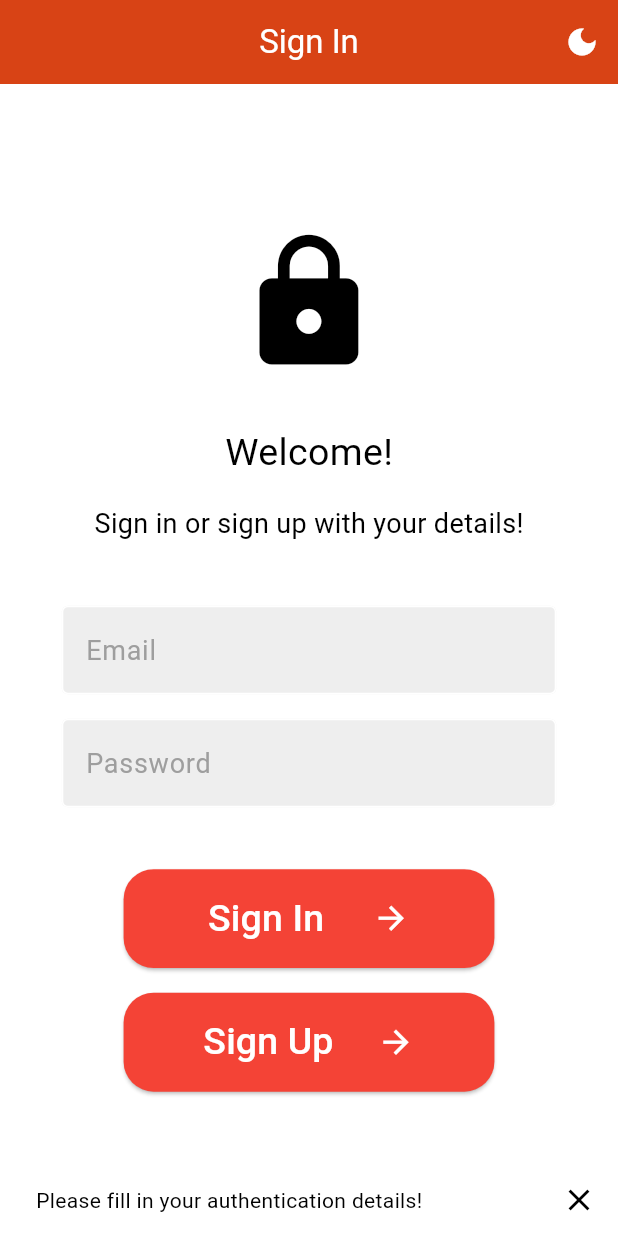
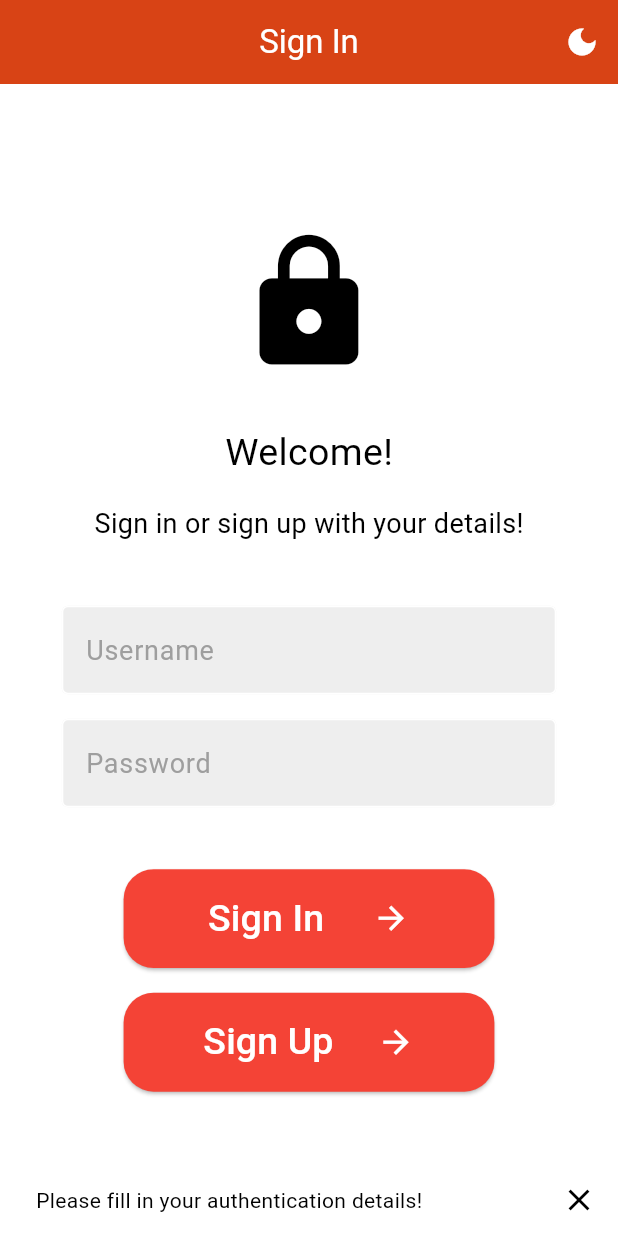
Before and after one commit to Krystizz/Calculator-App-DevSoc, a Flutter app: the screen it shows after launch, after a tap on "Sign In", on a phone screen of 412 x 824 dp. Run offline on Flutter 3.47's test engine with Material 3 defaults, Android fonts, the phone set to English and light mode, and no system bars; our stand-ins replace cloud_firestore, decimal, firebase_auth, firebase_core; accounts and stored records are empty; generated files the repository leaves out were written again.

```diff
--- a/lib/auth/login.dart
+++ b/lib/auth/login.dart
@@ -1,7 +1,7 @@
 import 'package:flutter/material.dart';
 import 'package:firebase_auth/firebase_auth.dart';
 import '../calculator/homepage.dart';
-import '../globals.dart' as globals;
+import '../data/themedata.dart' as globals;
 
 class AuthPage extends StatelessWidget {
   const AuthPage({super.key});
@@ -33,12 +33,39 @@ class LoginPage extends StatefulWidget {
 class _LoginPageState extends State<LoginPage> {
   final emailController = TextEditingController();
   final passwordController = TextEditingController();
+  final validUserChars = RegExp(r'^[a-zA-Z0-9]+$');
+  final validPwdChars = RegExp(r'^[a-zA-Z0-9!@#$%&*]+$');
 
   void signUserIn() async {
     FocusManager.instance.primaryFocus?.unfocus();
     if (emailController.text.isEmpty || passwordController.text.isEmpty) {
       globals.showErrorMessage(
           'Please fill in your authentication details!', context);
+      return;
+    }
+    if (!validUserChars.hasMatch(emailController.text)) {
+      globals.showErrorMessage(
+          'Authentication Error (Username must only contain English alphabets and digits)',
+          context);
+      return;
+    }
+    if (emailController.text.length < 6 || emailController.text.length > 20) {
+      globals.showErrorMessage(
+          'Authentication Error (Username must contain 6-20 characters)',
+          context);
+      return;
+    }
+    if (!validPwdChars.hasMatch(passwordController.text)) {
+      globals.showErrorMessage(
+          'Authentication Error (Password contains invalid characters)',
+          context);
+      return;
+    }
+    if (passwordController.text.length < 6 ||
+        passwordController.text.length > 20) {
+      globals.showErrorMessage(
+          'Authentication Error (Password must contain 6-20 characters)',
+          context);
       return;
     }
     showDialog(
@@ -48,15 +75,16 @@ class _LoginPageState extends State<LoginPage> {
         });
     try {
       await FirebaseAuth.instance.signInWithEmailAndPassword(
-        email: emailController.text,
+        email: "${emailController.text}@gmail.com",
         password: passwordController.text,
       );
+      if (mounted) ScaffoldMessenger.of(context).hideCurrentSnackBar();
       if (mounted) Navigator.pop(context);
     } on FirebaseAuthException catch (e) {
       if (mounted) {
         Navigator.pop(context);
         globals.showErrorMessage(
-            'Authentication Error (${e.code}: ${e.message})', context);
+            'Authentication Error (${e.message})', context);
       }
     }
   }
@@ -68,6 +96,31 @@ class _LoginPageState extends State<LoginPage> {
           'Please fill in your authentication details!', context);
       return;
     }
+    if (!validUserChars.hasMatch(emailController.text)) {
+      globals.showErrorMessage(
+          'Authentication Error (Username must only contain English alphabets and digits)',
+          context);
+      return;
+    }
+    if (emailController.text.length < 6 || emailController.text.length > 20) {
+      globals.showErrorMessage(
+          'Authentication Error (Username must contain 6-20 characters)',
+          context);
+      return;
+    }
+    if (!validPwdChars.hasMatch(passwordController.text)) {
+      globals.showErrorMessage(
+          'Authentication Error (Password contains invalid characters)',
+          context);
+      return;
+    }
+    if (passwordController.text.length < 6 ||
+        passwordController.text.length > 20) {
+      globals.showErrorMessage(
+          'Authentication Error (Password must contain 6-20 characters)',
+          context);
+      return;
+    }
     showDialog(
         context: context,
         builder: (context) {
@@ -75,15 +128,16 @@ class _LoginPageState extends State<LoginPage> {
         });
     try {
       await FirebaseAuth.instance.createUserWithEmailAndPassword(
-        email: emailController.text,
+        email: "${emailController.text}@gmail.com",
         password: passwordController.text,
       );
+      if (mounted) ScaffoldMessenger.of(context).hideCurrentSnackBar();
       if (mounted) Navigator.pop(context);
     } on FirebaseAuthException catch (e) {
       if (mounted) {
         Navigator.pop(context);
         globals.showErrorMessage(
-            'Authentication Error (${e.code}: ${e.message})', context);
+            'Authentication Error (${e.message})', context);
       }
     }
   }
@@ -195,7 +249,7 @@ class _LoginPageState extends State<LoginPage> {
                         ),
                       ),
                       spacing(0.05),
-                      loginText(emailController, false, 'Email'),
+                      loginText(emailController, false, 'Username'),
                       spacing(0.02),
                       loginText(passwordController, true, 'Password'),
                       spacing(0.05),
--- a/lib/calculator/history.dart
+++ b/lib/calculator/history.dart
@@ -1,7 +1,7 @@
 import 'package:flutter/material.dart';
 import 'package:firebase_auth/firebase_auth.dart';
 import 'package:cloud_firestore/cloud_firestore.dart';
-import '../globals.dart' as globals;
+import '../data/themedata.dart' as globals;
 
 class HistoryPage extends StatelessWidget {
   HistoryPage({super.key});
--- a/lib/currency/currency.dart
+++ b/lib/currency/currency.dart
@@ -2,7 +2,7 @@ import 'package:flutter/material.dart';
 import 'package:decimal/decimal.dart';
 import 'package:http/http.dart' as http;
 import 'dart:convert';
-import '../globals.dart' as globals;
+import '../data/themedata.dart' as globals;
 import '../secrets/secrets.dart' as secrets;
 import 'currlist.dart' as currencies;
 
--- a/lib/globals.dart
+++ b/lib/data/themedata.dart
@@ -1,7 +1,5 @@
 import 'package:flutter/material.dart';
 import 'package:decimal/decimal.dart';
-
-String version = 'Unknown';
 
 bool darkEnabled = false;
 Color textColor = Colors.black;
@@ -37,6 +35,7 @@ void showErrorMessage(String msg, BuildContext context) {
     backgroundColor: backgroundColor,
     content: Text(msg, style: TextStyle(color: textColor)),
   );
+  ScaffoldMessenger.of(context).hideCurrentSnackBar();
   ScaffoldMessenger.of(context).showSnackBar(snackBar);
 }
 
```
Also changed, not shown: lib/calculator/homepage.dart (+117 -11 lines), brand/Background.png (deleted), brand/Foreground.jpg (deleted), brand/Icon.png (deleted), 3 other files.
